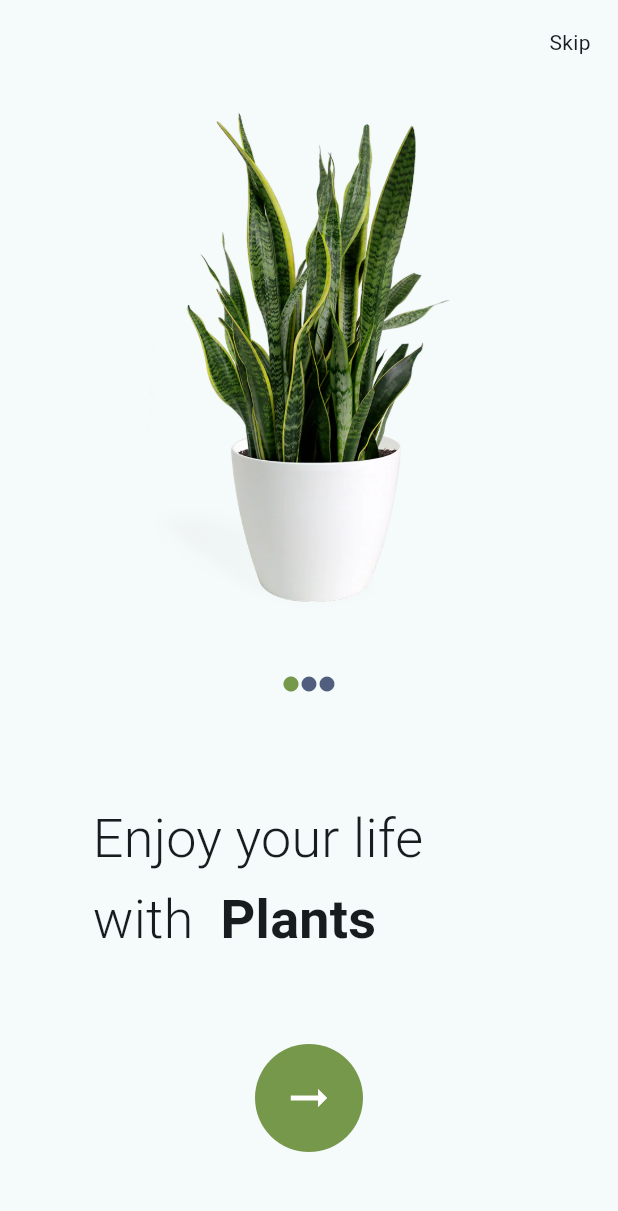
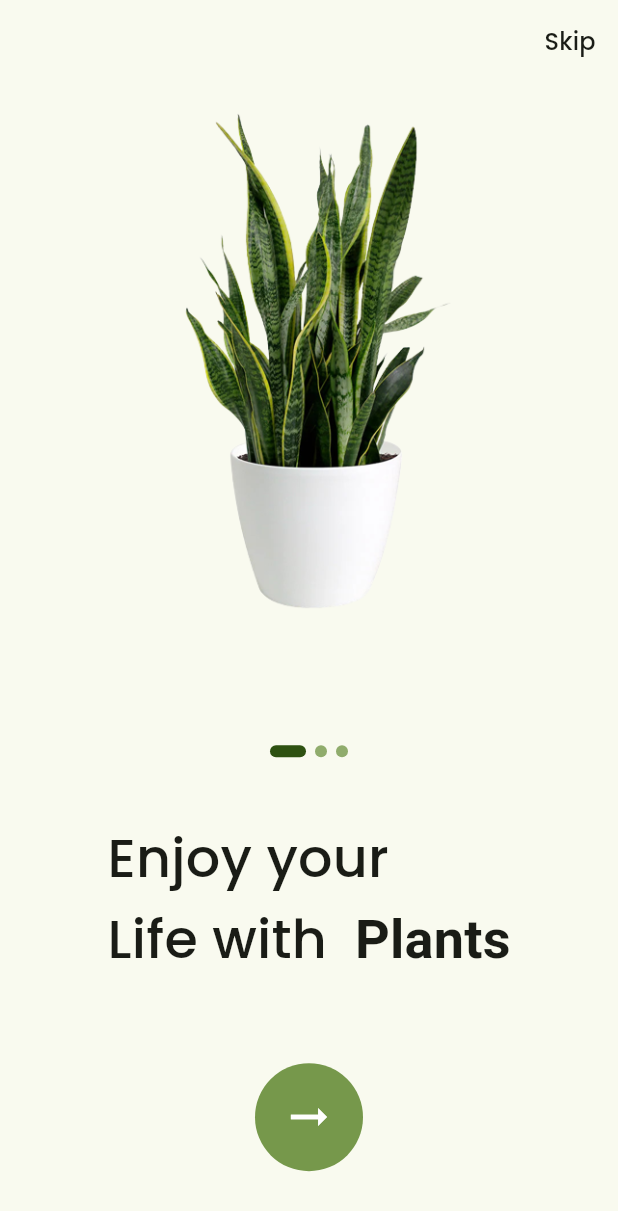
Before and after one commit to owidi-001/plant-ui-challenge, a Flutter app: the screen it shows after launch, on a phone screen of 412 x 824 dp. Shown: the top 1211 px of the screen. Run offline on Flutter 3.47's test engine with Material 2 defaults, Android fonts, the phone set to English and light mode, and no system bars; our stand-ins replace font_awesome_flutter, freezed_annotation, google_fonts; missing offline and left inert: flutter_masonry_view.

Commit message:
Update start page ui

```diff
--- a/lib/main.dart
+++ b/lib/main.dart
@@ -1,5 +1,6 @@
 import 'package:flutter/material.dart';
 import 'package:planty/presentation/pages/start.dart';
+import 'package:google_fonts/google_fonts.dart';
 
 void main() {
   runApp(const MyApp());
@@ -8,28 +9,34 @@ void main() {
 class MyApp extends StatelessWidget {
   const MyApp({super.key});
 
+  ThemeData _buildTheme(brightness) {
+    var baseTheme = ThemeData(
+      brightness: brightness,
+      colorScheme: ColorScheme.fromSeed(
+        seedColor: const Color(0xff76984b),
+        primary: const Color(0xff76984b),
+        secondary: const Color(0xff5A5A42),
+        tertiary: const Color(0xff9B9E5E),
+        background: const Color(0xffD2D2D4),
+        outline: const Color(0xffAAAAAA),
+      ),
+      useMaterial3: true,
+      appBarTheme:
+          const AppBarTheme(backgroundColor: Colors.transparent, elevation: 0),
+    );
+
+    return baseTheme.copyWith(
+      textTheme: GoogleFonts.poppinsTextTheme(baseTheme.textTheme),
+    );
+  }
+
   // This widget is the root of your application.
   @override
   Widget build(BuildContext context) {
     return MaterialApp(
       debugShowCheckedModeBanner: false,
       title: 'Planty challenge',
-      theme: ThemeData(
-          colorScheme: ColorScheme.fromSeed(
-              seedColor: Colors.white,
-              primary: const Color(0xff76984b),
-              secondary: const Color(0xff76984b),
-              onTertiary: const Color(0xff9fb781),
-              background: const Color(0xffececee)),
-          useMaterial3: true,
-          // global widgets theme
-          appBarTheme: const AppBarTheme(
-              backgroundColor: Colors.transparent, elevation: 0),
-          textTheme: const TextTheme(
-              // titles
-              // subtitles
-              // body
-              )),
+      theme: _buildTheme(Brightness.light),
       home: const StartPage(),
     );
   }
--- a/lib/presentation/pages/home.dart
+++ b/lib/presentation/pages/home.dart
@@ -1,7 +1,6 @@
 import 'package:flutter/material.dart';
 import 'package:font_awesome_flutter/font_awesome_flutter.dart';
 import 'package:planty/data/models/plant.dart';
-import 'package:planty/presentation/pages/detail.dart';
 import 'package:planty/presentation/pages/widgets/plant_card.dart';
 import 'package:flutter_masonry_view/flutter_masonry_view.dart';
 
@@ -27,13 +26,15 @@ class HomePage extends StatelessWidget {
                 plant: Plant(
                   name: "Lucky Jade Plant",
                   price: 12.19,
-                  imageUrl: "assets/images/start/1.webp",
+                  imageUrl: "assets/images/start/1.png",
                   bookmarked: false,
                 ),
               ))
     ];
     return Scaffold(
       appBar: AppBar(
+        elevation: 0,
+        shadowColor: Colors.transparent,
         leading: GestureDetector(
             child: const Padding(
           padding: EdgeInsets.all(16.0),
--- a/lib/presentation/pages/start.dart
+++ b/lib/presentation/pages/start.dart
@@ -1,5 +1,6 @@
 import 'package:flutter/material.dart';
 import 'package:planty/presentation/pages/home.dart';
+import 'package:planty/utils/theme.dart';
 
 class StartPage extends StatefulWidget {
   const StartPage({super.key});
@@ -8,55 +9,140 @@ class StartPage extends StatefulWidget {
   State<StartPage> createState() => _StartPageState();
 }
 
-// TODO! make this screen look good
-class _StartPageState extends State<StartPage> {
-  final imageCarousel = ["1.webp", "2.jpg", "3.jpg"];
+class _StartPageState extends State<StartPage>
+    with SingleTickerProviderStateMixin {
+  final imageCarousel = ["1.png", "2.png", "3.png"];
   var selected = 0;
+
+  late final AnimationController _controller = AnimationController(
+    duration: const Duration(seconds: 2),
+    vsync: this,
+  )..repeat(reverse: true);
+
+  late final Animation<Offset> _offsetAnimation = Tween<Offset>(
+    begin: Offset.zero,
+    end: const Offset(1.5, 0.0),
+  ).animate(CurvedAnimation(
+    parent: _controller,
+    curve: Curves.elasticIn,
+  ));
+
+  @override
+  void dispose() {
+    _controller.dispose();
+    super.dispose();
+  }
 
   @override
   Widget build(BuildContext context) {
-    return SafeArea(
-      child: Scaffold(
+    return Scaffold(
       appBar: AppBar(
+        elevation: 0,
+        backgroundColor: Colors.transparent,
         actions: [
           TextButton(
-                onPressed: () {},
+            onPressed: () {
+              // Go home
+            },
             child: Text(
               "Skip",
-                  style: Theme.of(context).textTheme.bodyMedium!.copyWith(),
+              style: Theme.of(context)
+                  .textTheme
+                  .titleSmall!
+                  .copyWith(fontSize: 16),
             ),
           ),
         ],
       ),
-          body: Flex(
+      body: SizedBox(
+        height:
+            MediaQuery.sizeOf(context).height - AppBar().preferredSize.height,
+        child: Column(
           crossAxisAlignment: CrossAxisAlignment.center,
-            direction: Axis.vertical,
+          // direction: Axis.vertical,
           children: [
             // floating image
-              Flexible(
-                  flex: 2,
+            Expanded(
+              flex: 3,
+              child: GestureDetector(
+                // onHorizontalDragStart: (details) {
+
+                // },
+                onHorizontalDragEnd: (details) {
+                  if (details.primaryVelocity! > 0) {
+                    // User swiped Left
+                    setState(() {
+                      if (selected == 0) {
+                        selected = imageCarousel.length - 1;
+                      } else {
+                        selected -= 1;
+                      }
+                    });
+                  } else if (details.primaryVelocity! < 0) {
+                    // User swiped Right
+                    setState(() {
+                      if (selected == imageCarousel.length - 1) {
+                        selected = 0;
+                      } else {
+                        selected += 1;
+                      }
+                    });
+                  }
+                },
+                child: Column(
+                  children: [
+                    Expanded(
+                      child: SlideTransition(
+                        position: _offsetAnimation,
                         child: Image.asset(
-                      "assets/images/start/${imageCarousel[selected]}")),
+                            "assets/images/start/${imageCarousel[selected]}"),
+                      ),
+                    ),
                     // indicator
+                    SizedBox(
+                      height: AppBar().preferredSize.height,
+                    ),
+                    //
                     Container(
-                height: 40,
+                      height: 8,
                       alignment: Alignment.center,
                       child: ListView.builder(
                         scrollDirection: Axis.horizontal,
                         itemCount: imageCarousel.length,
                         physics: const NeverScrollableScrollPhysics(),
                         shrinkWrap: true,
-                  itemBuilder: (context, index) => Icon(
-                    Icons.circle,
+                        itemBuilder: (context, index) => AnimatedSwitcher(
+                          duration: const Duration(microseconds: 1000),
+                          child: Container(
+                            margin: const EdgeInsets.symmetric(horizontal: 3),
+                            height: 8,
+                            width: selected == index ? 24 : 8,
+                            decoration: BoxDecoration(
                                 color: selected == index
-                        ? Theme.of(context).primaryColor
-                        : Theme.of(context).colorScheme.tertiary,
-                    size: 12,
+                                    ? AppColors.darkGreen
+                                    : Theme.of(context)
+                                        .colorScheme
+                                        .primary
+                                        .withOpacity(.8),
+                                borderRadius: BorderRadius.circular(8)),
                           ),
                         ),
                       ),
+                    ),
+                    const SizedBox(
+                      height: 12,
+                    )
+                  ],
+                ),
+              ),
+            ),
+            Expanded(
+              flex: 2,
+              child: Container(
+                child: Column(
+                  children: [
                     SizedBox(
-                height: AppBar().preferredSize.height,
+                      height: AppBar().preferredSize.height / 2,
                     ),
                     // label
                     ConstrainedBox(
@@ -65,17 +151,21 @@ class _StartPageState extends State<StartPage> {
                       child: RichText(
                         textAlign: TextAlign.start,
                         text: TextSpan(
-                      text: "Enjoy your life with ",
+                          text: "Enjoy your \nLife with ",
                           children: const [
                             TextSpan(
                               text: " Plants",
-                          style: TextStyle(fontWeight: FontWeight.bold),
+                              style: TextStyle(
+                                fontWeight: FontWeight.bold,
+                              ),
                             ),
                           ],
-                      style: Theme.of(context)
-                          .textTheme
-                          .titleMedium!
-                          .copyWith(fontSize: 36, fontWeight: FontWeight.w300)),
+                          style:
+                              Theme.of(context).textTheme.titleMedium!.copyWith(
+                                    fontSize: 36,
+                                    // fontWeight: FontWeight.w200,
+                                  ),
+                        ),
                       ),
                     ),
                     SizedBox(
@@ -84,17 +174,14 @@ class _StartPageState extends State<StartPage> {
                     // next button
                     GestureDetector(
                       onTap: () {
-                  if (selected == 2) {
-                    Navigator.of(context).pushReplacement(MaterialPageRoute(
-                        builder: (context) => const HomePage()));
-                  } else {
-                    setState(() {
-                      selected += 1;
-                    });
-                  }
+                        Navigator.of(context).pushReplacement(
+                          MaterialPageRoute(
+                            builder: (context) => const HomePage(),
+                          ),
+                        );
                       },
                       child: CircleAvatar(
-                  backgroundColor: Theme.of(context).primaryColor,
+                        backgroundColor: Theme.of(context).colorScheme.primary,
                         radius: 36,
                         child: Icon(
                           Icons.arrow_right_alt,
@@ -108,7 +195,12 @@ class _StartPageState extends State<StartPage> {
                       height: AppBar().preferredSize.height,
                     )
                   ],
-          )),
+                ),
+              ),
+            ),
+          ],
+        ),
+      ),
     );
   }
 }
--- /dev/null
+++ b/lib/utils/theme.dart
@@ -0,0 +1,8 @@
+import 'package:flutter/material.dart';
+
+class AppColors {
+  static const lightGrey = Color(0xffD2D2D4);
+  static const darkGrey = Color(0xffAAAAAA);
+  static const darkGreen = Color(0xff2E5111);
+  static const black = Color(0xff19220D);
+}
--- a/pubspec.yaml
+++ b/pubspec.yaml
@@ -56,6 +56,7 @@ dev_dependencies:
   equatable: ^2.0.5
   json_serializable: ^6.7.1
   font_awesome_flutter: ^10.6.0
+  google_fonts: ^6.1.0
 
 # For information on the generic Dart part of this file, see the
 # following page: https://dart.dev/tools/pub/pubspec
```
Also changed, not shown: assets/images/start/1.png (added), assets/images/start/1.webp (deleted), assets/images/start/2.jpg (deleted), assets/images/start/2.png (added), assets/images/start/3.jpg (deleted), assets/images/start/3.png (added), pubspec.lock, 1 other file. Lines whose indentation alone changed are shown as unchanged.
